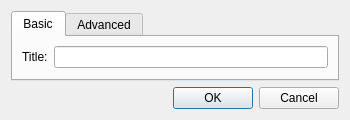
petroules/silverlock, file silverlock/groupeditdialog.ui: the form before one commit.
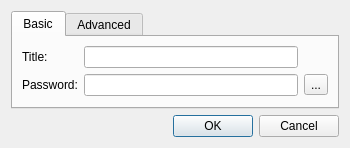
The form after the commit.

The edit to the form file:
```diff
--- a/silverlock/groupeditdialog.ui
+++ b/silverlock/groupeditdialog.ui
@@ -7,9 +7,15 @@
     <x>0</x>
     <y>0</y>
     <width>350</width>
-    <height>118</height>
+    <height>138</height>
    </rect>
   </property>
+  <property name="sizePolicy">
+   <sizepolicy hsizetype="Preferred" vsizetype="Minimum">
+    <horstretch>0</horstretch>
+    <verstretch>0</verstretch>
+   </sizepolicy>
+  </property>
   <property name="windowTitle">
    <string>Edit Group</string>
   </property>
@@ -23,7 +29,7 @@
       <attribute name="title">
        <string>Basic</string>
       </attribute>
-      <layout class="QFormLayout" name="formLayout">
+      <layout class="QGridLayout" name="gridLayout_2">
        <item row="0" column="0">
         <widget class="QLabel" name="titleLabel">
          <property name="text">
@@ -34,6 +40,26 @@
        <item row="0" column="1">
         <widget class="QLineEdit" name="titleLineEdit"/>
        </item>
+       <item row="1" column="0">
+        <widget class="QLabel" name="passwordLabel">
+         <property name="text">
+          <string>Password:</string>
+         </property>
+        </widget>
+       </item>
+       <item row="1" column="1">
+        <widget class="QLineEdit" name="passwordLineEdit"/>
+       </item>
+       <item row="1" column="2">
+        <widget class="QToolButton" name="revealToolButton">
+         <property name="text">
+          <string>...</string>
+         </property>
+         <property name="checkable">
+          <bool>true</bool>
+         </property>
+        </widget>
+       </item>
       </layout>
      </widget>
      <widget class="QWidget" name="advancedTab">
```
